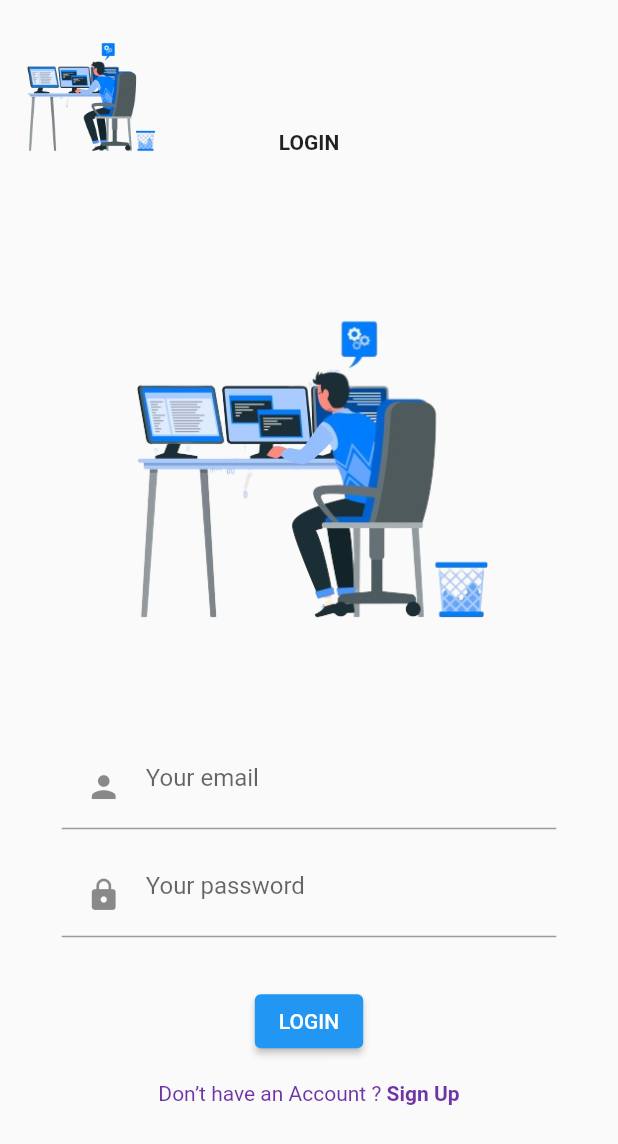
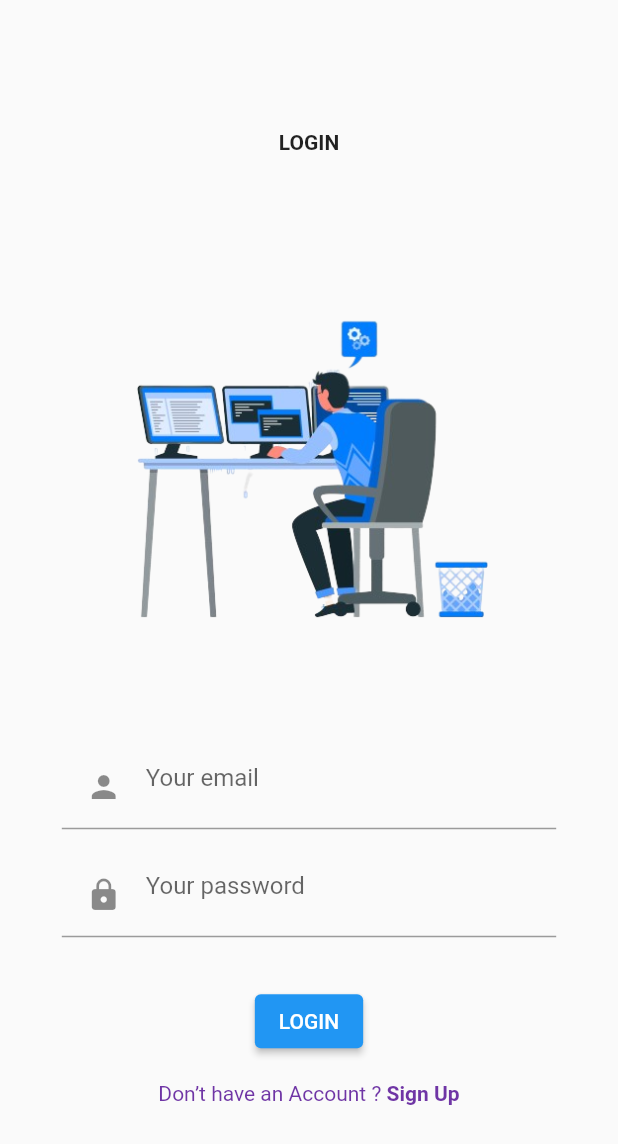
Before and after one commit to abhishekprogrammer18112003/codroid, a Flutter app: the Background screen opened directly, on a phone screen of 412 x 824 dp. Shown: the top 1144 px of the screen. Run offline on Flutter 3.47's test engine with Material 2 defaults, Android fonts, the phone set to English and light mode, and no system bars; our stand-ins replace cloud_firestore, firebase_auth, firebase_core, flutter_svg, fluttertoast, get and 5 more; accounts and stored records are empty; project files that could hold a hidden picture were left out.

```diff
--- a/lib/mobile/login_signup_welcome/components/background.dart
+++ b/lib/mobile/login_signup_welcome/components/background.dart
@@ -15,21 +15,21 @@ class Background extends StatelessWidget {
   @override
   Widget build(BuildContext context) {
     return Scaffold(
-      resizeToAvoidBottomInset: false,
+      resizeToAvoidBottomInset: true,
       body: Container(
         width: double.infinity,
         height: MediaQuery.of(context).size.height,
         child: Stack(
           alignment: Alignment.center,
           children: <Widget>[
-            Positioned(
-              top: 0,
-              left: 0,
-              child: Image.asset(
-                topImage,
-                width: 120,
-              ),
-            ),
+            // Positioned(
+            //   top: 0,
+            //   left: 0,
+            //   child: Image.asset(
+            //     topImage,
+            //     width: 120,
+            //   ),
+            // ),
             // Positioned(
             //   bottom: 0,
             //   right: 0,
--- a/lib/mobile/m_main_screen/codeforces.dart
+++ b/lib/mobile/m_main_screen/codeforces.dart
@@ -82,7 +82,7 @@ class _CodeforcesPageState extends State<CodeforcesPage> {
 
   Future<CodeforcesProfile> _fetchProfile() async {
     final response = await http
-        .get(Uri.parse('$_apiUrl$_userMethod?handles=Abhisheknitsilchar'));
+        .get(Uri.parse('$_apiUrl$_userMethod?handles=ayuanchor'));
     final json = jsonDecode(response.body);
     return CodeforcesProfile.fromJson(json);
   }
@@ -132,7 +132,7 @@ class _CodeforcesPageState extends State<CodeforcesPage> {
                           // color: Colors.yellow,
                           decoration: BoxDecoration(
                             borderRadius: BorderRadius.circular(5.0),
-                            color: Color.fromARGB(133, 169, 148, 31),
+                            color: Color.fromARGB(179, 105, 167, 255),
                             boxShadow: [
                               BoxShadow(
                                 color: Color.fromARGB(255, 255, 255, 255),
```
Also changed, not shown: lib/mobile/M_home_screen/m_home_screen.dart (+15 -3 lines), lib/mobile/login_signup_welcome/Screens/Signup/signup_screen.dart (+22 -2 lines).
